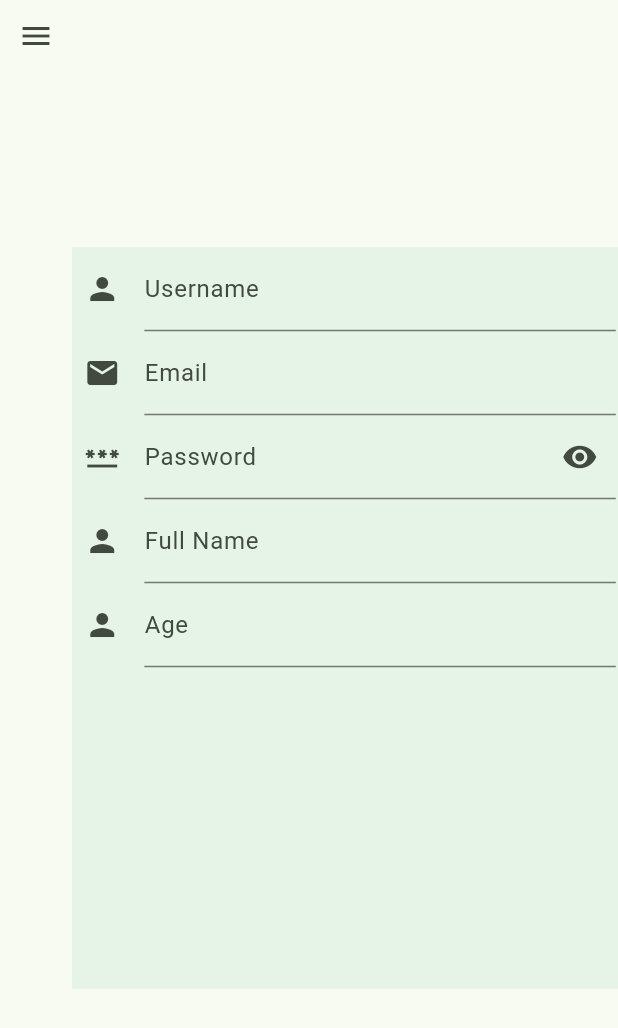
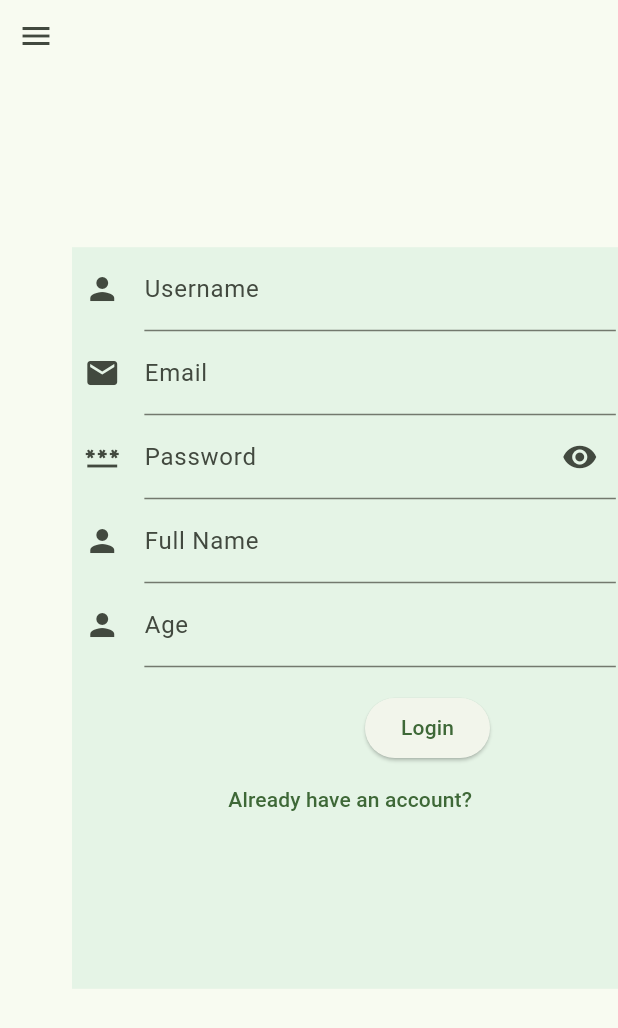
Before and after one commit to BerkeKS/emarket-mobile, a Flutter app: the LoginPage screen opened directly, after a tap on the "menu" icon, after a tap on "Register", on a phone screen of 412 x 824 dp. Shown: the top 1028 px of the screen. Run offline on Flutter 3.47's test engine with Material 3 defaults, Android fonts, the phone set to English and light mode, and no system bars; our stand-ins replace font_awesome_flutter.

Commit message:
Add buttons of login and register forms

```diff
--- a/lib/Pages/loginPage.dart
+++ b/lib/Pages/loginPage.dart
@@ -1,3 +1,5 @@
+import 'package:emarket_mobile/Pages/registerPage.dart';
+import 'package:emarket_mobile/Service/userService.dart';
 import 'package:flutter/material.dart';
 import 'package:flutter/scheduler.dart';
 
@@ -159,8 +161,31 @@ class _LoginPageState extends State<LoginPage> {
                         ),
                         SizedBox(
                             height: MediaQuery.of(context).size.height / 50),
-                        ElevatedButton(
-                            onPressed: () {}, child: const Text("Login"))
+                        Column(
+                          crossAxisAlignment: CrossAxisAlignment.end,
+                          children: [
+                            ElevatedButton(
+                                onPressed: () {
+                                  if (isVerified & isPasswordVerified) {
+                                    if (isUsernameOptionSelected) {
+                                      usernameLogin(usernameController.text,
+                                          passwordController.text);
+                                    } else {
+                                      emailLogin(emailController.text,
+                                          passwordController.text);
+                                    }
+                                  }
+                                },
+                                child: const Text("Login")),
+                            TextButton(
+                                onPressed: () => Navigator.push(
+                                    context,
+                                    MaterialPageRoute(
+                                      builder: (context) => RegisterPage(),
+                                    )),
+                                child: const Text("Don't have an account?"))
+                          ],
+                        )
                       ],
                     ),
                   ),
--- a/lib/Pages/registerPage.dart
+++ b/lib/Pages/registerPage.dart
@@ -1,6 +1,9 @@
+import 'package:emarket_mobile/Pages/loginPage.dart';
 import 'package:flutter/material.dart';
 import 'package:flutter/scheduler.dart';
 
+import '../Models/user.dart';
+import '../Service/userService.dart';
 import '../Utils/marketDrawer.dart';
 
 class RegisterPage extends StatefulWidget {
@@ -248,6 +251,37 @@ class _RegisterPageState extends State<RegisterPage> {
                                     MediaQuery.of(context).size.width / 50),
                             child: ageField(),
                           ),
+                        ),
+                        SizedBox(
+                            height: MediaQuery.of(context).size.height / 50),
+                        Column(
+                          crossAxisAlignment: CrossAxisAlignment.end,
+                          children: [
+                            ElevatedButton(
+                                onPressed: () {
+                                  if (isUsernameVerified &
+                                      isEmailVerified &
+                                      isPasswordVerified &
+                                      isFullnameVerified &
+                                      isAgeVerified) {
+                                    User user = User(
+                                        usernameController.text,
+                                        emailController.text,
+                                        passwordController.text,
+                                        fullnameController.text,
+                                        int.parse(ageController.text));
+                                    register(user);
+                                  }
+                                },
+                                child: const Text("Login")),
+                            TextButton(
+                                onPressed: () => Navigator.push(
+                                    context,
+                                    MaterialPageRoute(
+                                      builder: (context) => LoginPage(),
+                                    )),
+                                child: const Text("Already have an account?"))
+                          ],
                         )
                       ],
                     ),
```
